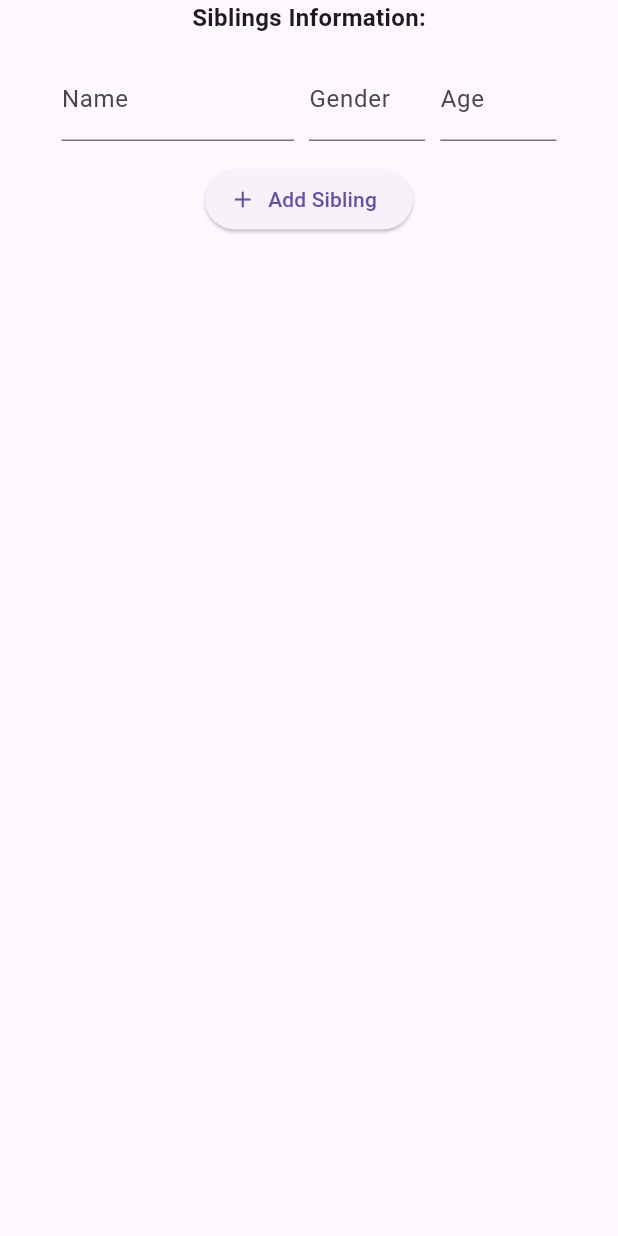
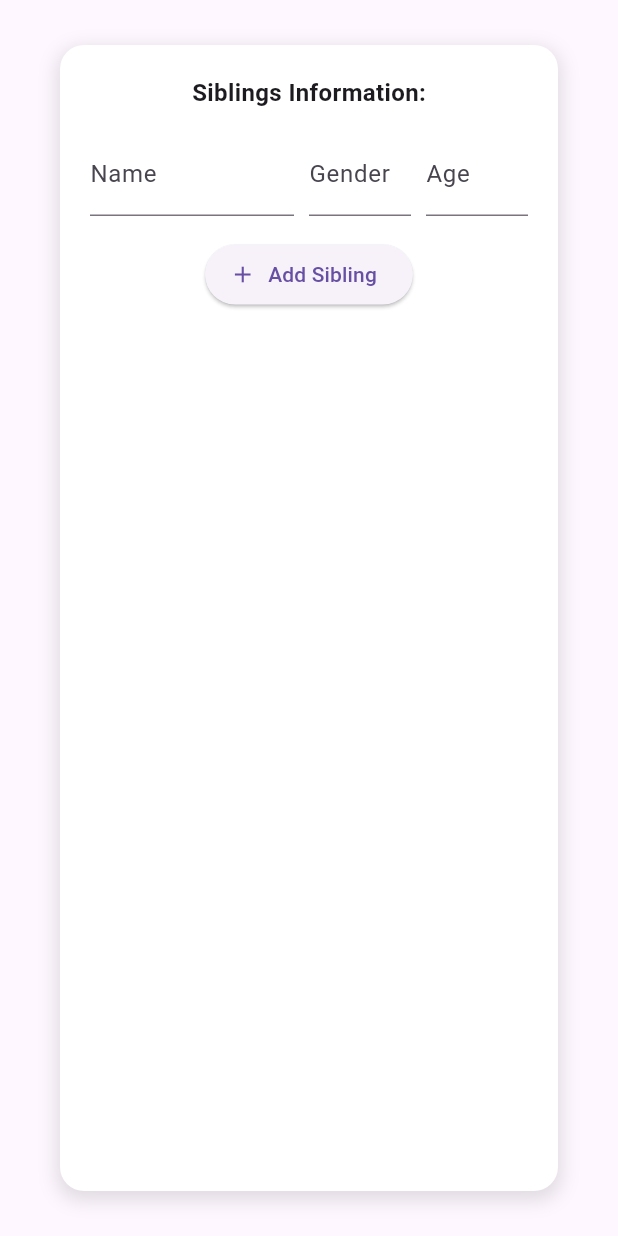
Before and after one commit to Andreicomia11-12/SK-INSIGHT-flutter, a Flutter app: the SiblingSection widget shown alone on an empty page, opened directly, after a tap on "Add Sibling", on a phone screen of 412 x 824 dp. Run offline on Flutter 3.47's test engine with Material 3 defaults, Android fonts, the phone set to English and light mode, and no system bars.

Commit message:
Week-2-Day-4

```diff
--- a/lib/pages/siblings_section.dart
+++ b/lib/pages/siblings_section.dart
@@ -12,7 +12,44 @@ class _SiblingSectionState extends State<SiblingSection> {
 
   @override
   Widget build(BuildContext context) {
-    return Center(
+    if (siblings.isEmpty) {
+      return Column(
+        crossAxisAlignment: CrossAxisAlignment.center,
+        children: [
+          const Text(
+            'Siblings Information:',
+            style: TextStyle(fontWeight: FontWeight.bold, fontSize: 16),
+          ),
+          const SizedBox(height: 10),
+          ElevatedButton.icon(
+            onPressed: () {
+              setState(() {
+                siblings.add({'name': '', 'gender': '', 'age': ''});
+              });
+            },
+            icon: const Icon(Icons.add),
+            label: const Text('Add Sibling'),
+          ),
+        ],
+      );
+    }
+
+    return Container(
+      width: double.infinity,
+      padding: const EdgeInsets.all(20),
+      margin: const EdgeInsets.symmetric(horizontal: 40, vertical: 30),
+      decoration: BoxDecoration(
+        color: Colors.white,
+        borderRadius: BorderRadius.circular(16),
+        boxShadow: const [
+          BoxShadow(
+            color: Colors.black12,
+            blurRadius: 10,
+            spreadRadius: 2,
+            offset: Offset(0, 4),
+          ),
+        ],
+      ),
       child: Column(
         crossAxisAlignment: CrossAxisAlignment.center,
         children: [
@@ -33,7 +70,10 @@ class _SiblingSectionState extends State<SiblingSection> {
                       Expanded(
                         flex: 2,
                         child: TextFormField(
-                          decoration: const InputDecoration(labelText: 'Name'),
+                          decoration: const InputDecoration(
+                            labelText: 'Name',
+
+                          ),
                           onChanged: (value) => siblings[index]['name'] = value,
                         ),
                       ),
@@ -41,7 +81,10 @@ class _SiblingSectionState extends State<SiblingSection> {
                       Expanded(
                         flex: 1,
                         child: TextFormField(
-                          decoration: const InputDecoration(labelText: 'Gender'),
+                          decoration: const InputDecoration(
+                            labelText: 'Gender',
+
+                          ),
                           onChanged: (value) => siblings[index]['gender'] = value,
                         ),
                       ),
@@ -49,7 +92,9 @@ class _SiblingSectionState extends State<SiblingSection> {
                       Expanded(
                         flex: 1,
                         child: TextFormField(
-                          decoration: const InputDecoration(labelText: 'Age'),
+                          decoration: const InputDecoration(
+                            labelText: 'Age',
+                          ),
                           onChanged: (value) => siblings[index]['age'] = value,
                         ),
                       ),
```
